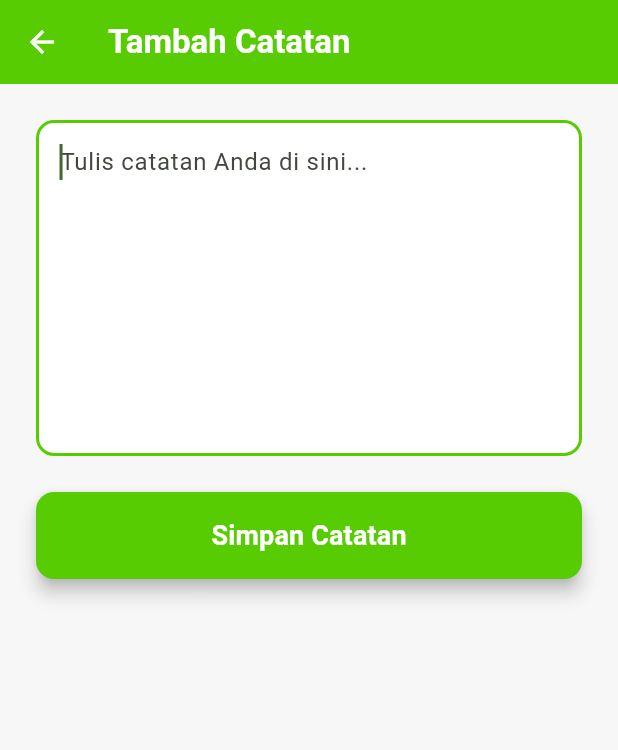
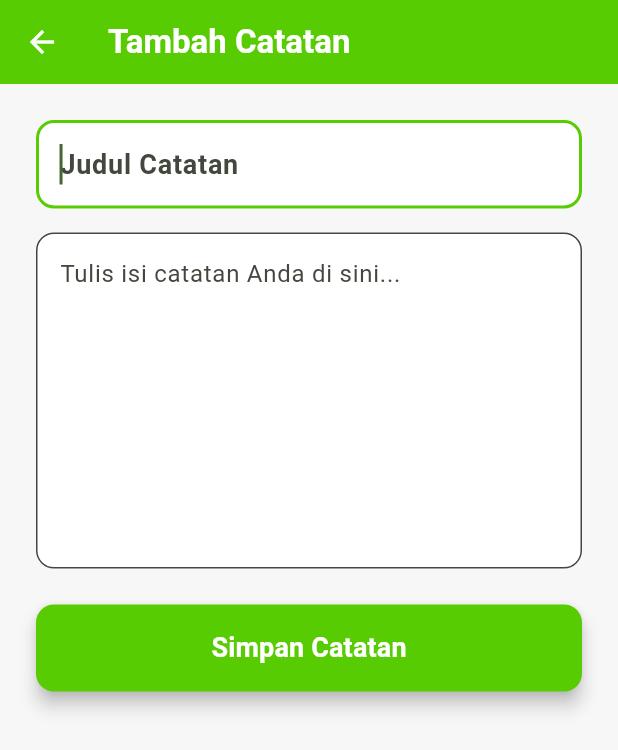
Before and after one commit to miftapedia/mynotesapp, a Flutter app: the screen it shows after launch, after a tap on the "add" icon, on a phone screen of 412 x 824 dp. Shown: the top 750 px of the screen. Run offline on Flutter 3.47's test engine with Material 3 defaults, Android fonts, the phone set to English and light mode, and no system bars.

Commit message:
Tugas Pertemuan 5 Miftah Firdaus: Pemrograman Aplikasi Platform khusus

```diff
--- a/lib/add_note_view.dart
+++ b/lib/add_note_view.dart
@@ -9,19 +9,21 @@ class AddNoteView extends StatefulWidget {
 }
 
 class _AddNoteViewState extends State<AddNoteView> {
-  // Controller untuk mengelola input dari TextField
-  final TextEditingController _noteController = TextEditingController();
+  final _formKey = GlobalKey<FormState>();
+  final _titleController = TextEditingController();
+  final _contentController = TextEditingController();
 
-  // Fungsi untuk menyimpan catatan
   void _saveNote() {
-    final String noteText = _noteController.text;
-
-    if (noteText.isNotEmpty) {
-      Navigator.pop(context, noteText);
+    if (_formKey.currentState!.validate()) {
+      final newNote = {
+        'title': _titleController.text,
+        'content': _contentController.text,
+      };
+      Navigator.pop(context, newNote);
     } else {
       ScaffoldMessenger.of(context).showSnackBar(
         const SnackBar(
-          content: Text('Catatan tidak boleh kosong!'),
+          content: Text('Judul dan isi catatan tidak boleh kosong!'),
           backgroundColor: Colors.redAccent,
         ),
       );
@@ -30,13 +32,13 @@ class _AddNoteViewState extends State<AddNoteView> {
 
   @override
   void dispose() {
-    _noteController.dispose();
+    _titleController.dispose();
+    _contentController.dispose();
     super.dispose();
   }
 
   @override
   Widget build(BuildContext context) {
-    // Warna-warna yang terinspirasi dari Duolingo
     const primaryColor = Color(0xFF58CC02);
     const backgroundColor = Color(0xFFF7F7F7);
     const textColor = Color(0xFF4B4B4B);
@@ -57,37 +59,61 @@ class _AddNoteViewState extends State<AddNoteView> {
       ),
       body: SingleChildScrollView(
         padding: const EdgeInsets.all(24.0),
+        child: Form(
+          key: _formKey,
           child: Column(
             crossAxisAlignment: CrossAxisAlignment.stretch,
             children: [
-            // TextField untuk mengisi catatan
-            TextField(
-              controller: _noteController,
+              TextFormField(
+                controller: _titleController,
                 autofocus: true,
-              style: const TextStyle(color: textColor, fontSize: 16.0),
+                style: const TextStyle(color: textColor, fontSize: 18.0, fontWeight: FontWeight.bold),
                 decoration: InputDecoration(
-                hintText: 'Tulis catatan Anda di sini...',
+                  hintText: 'Judul Catatan',
                   filled: true,
                   fillColor: Colors.white,
                   border: OutlineInputBorder(
                     borderRadius: BorderRadius.circular(12.0),
-                  borderSide: const BorderSide(
-                    color: Color(0xFFE5E5E5),
-                  ),
+                    borderSide: const BorderSide(color: Color(0xFFE5E5E5)),
                   ),
                   focusedBorder: OutlineInputBorder(
                     borderRadius: BorderRadius.circular(12.0),
-                  borderSide: const BorderSide(
-                    color: primaryColor,
-                    width: 2.0,
+                    borderSide: const BorderSide(color: primaryColor, width: 2.0),
                   ),
                 ),
+                validator: (value) {
+                  if (value == null || value.isEmpty) {
+                    return 'Judul tidak boleh kosong';
+                  }
+                  return null;
+                },
               ),
-              maxLines: 8, // Lebih banyak ruang untuk menulis
+              const SizedBox(height: 16.0),
+              TextFormField(
+                controller: _contentController,
+                style: const TextStyle(color: textColor, fontSize: 16.0),
+                decoration: InputDecoration(
+                  hintText: 'Tulis isi catatan Anda di sini...',
+                  filled: true,
+                  fillColor: Colors.white,
+                  border: OutlineInputBorder(
+                    borderRadius: BorderRadius.circular(12.0),
+                    borderSide: const BorderSide(color: Color(0xFFE5E5E5)),
+                  ),
+                  focusedBorder: OutlineInputBorder(
+                    borderRadius: BorderRadius.circular(12.0),
+                    borderSide: const BorderSide(color: primaryColor, width: 2.0),
+                  ),
+                ),
+                maxLines: 8,
+                validator: (value) {
+                  if (value == null || value.isEmpty) {
+                    return 'Isi catatan tidak boleh kosong';
+                  }
+                  return null;
+                },
               ),
               const SizedBox(height: 24.0),
-
-            // Tombol untuk menyimpan
               ElevatedButton(
                 onPressed: _saveNote,
                 style: ElevatedButton.styleFrom(
@@ -110,6 +136,7 @@ class _AddNoteViewState extends State<AddNoteView> {
             ],
           ),
         ),
+      ),
     );
   }
 }
--- a/lib/main.dart
+++ b/lib/main.dart
@@ -1,5 +1,6 @@
 import 'package:flutter/material.dart';
 import 'add_note_view.dart';
+import 'note.dart';
 import 'note_detail_view.dart';
 
 // Warna-warna yang terinspirasi dari Duolingo
@@ -43,28 +44,28 @@ class HomePage extends StatefulWidget {
 
 class _HomePageState extends State<HomePage> {
   // Daftar catatan awal
-  final List<String> _notes = [
-    "Ini adalah catatan contoh pertama dibuat oleh saya (Miftah Firdaus)",
-    "Ini juga catatan buatan saya",
-    "Jangan lupa belajar Flutter hari ini!",
+  final List<Note> _notes = [
+    Note(title: "Contoh Catatan Pertama", content: "Ini adalah catatan contoh pertama dibuat oleh saya (Miftah Firdaus)"),
+    Note(title: "Catatan Buatan Saya", content: "Ini juga catatan buatan saya"),
+    Note(title: "Belajar Flutter", content: "Jangan lupa belajar Flutter hari ini!"),
   ];
 
   // Fungsi untuk menavigasi ke halaman tambah catatan
   void _navigateToAddNote() async {
-    final String? newNote = await Navigator.push(
+    final result = await Navigator.push(
       context,
       MaterialPageRoute(builder: (context) => const AddNoteView()),
     );
 
-    if (newNote != null && newNote.isNotEmpty) {
+    if (result != null && result is Map<String, String>) {
       setState(() {
-        _notes.add(newNote);
+        _notes.add(Note(title: result['title']!, content: result['content']!));
       });
     }
   }
 
   // Fungsi untuk menavigasi ke halaman detail catatan
-  void _navigateToDetailNote(String note) {
+  void _navigateToDetailNote(Note note) {
     Navigator.push(
       context,
       MaterialPageRoute(builder: (context) => NoteDetailView(note: note)),
@@ -105,7 +106,7 @@ class _HomePageState extends State<HomePage> {
   }
 
   // Widget untuk membuat card catatan yang stylish
-  Widget _buildNoteCard(String note) {
+  Widget _buildNoteCard(Note note) {
     return Card(
       elevation: 2.0,
       margin: const EdgeInsets.symmetric(vertical: 8.0),
@@ -124,11 +125,23 @@ class _HomePageState extends State<HomePage> {
               const SizedBox(width: 16.0),
               // Teks catatan
               Expanded(
-                child: Text(
-                  note,
-                  style: const TextStyle(fontSize: 16.0, color: textColor),
-                  maxLines: 2,
-                  overflow: TextOverflow.ellipsis,
+                child: Column(
+                  crossAxisAlignment: CrossAxisAlignment.start,
+                  children: [
+                    Text(
+                      note.title,
+                      style: const TextStyle(fontSize: 18.0, fontWeight: FontWeight.bold, color: textColor),
+                      maxLines: 1,
+                      overflow: TextOverflow.ellipsis,
+                    ),
+                    const SizedBox(height: 4.0),
+                    Text(
+                      note.content,
+                      style: const TextStyle(fontSize: 16.0, color: textColor),
+                      maxLines: 2,
+                      overflow: TextOverflow.ellipsis,
+                    ),
+                  ],
                 ),
               ),
               const SizedBox(width: 8.0),
--- /dev/null
+++ b/lib/note.dart
@@ -0,0 +1,6 @@
+class Note {
+  String title;
+  String content;
+
+  Note({required this.title, required this.content});
+}
```
Also changed, not shown: lib/note_detail_view.dart (+6 -5 lines). Lines whose indentation alone changed are shown as unchanged.
